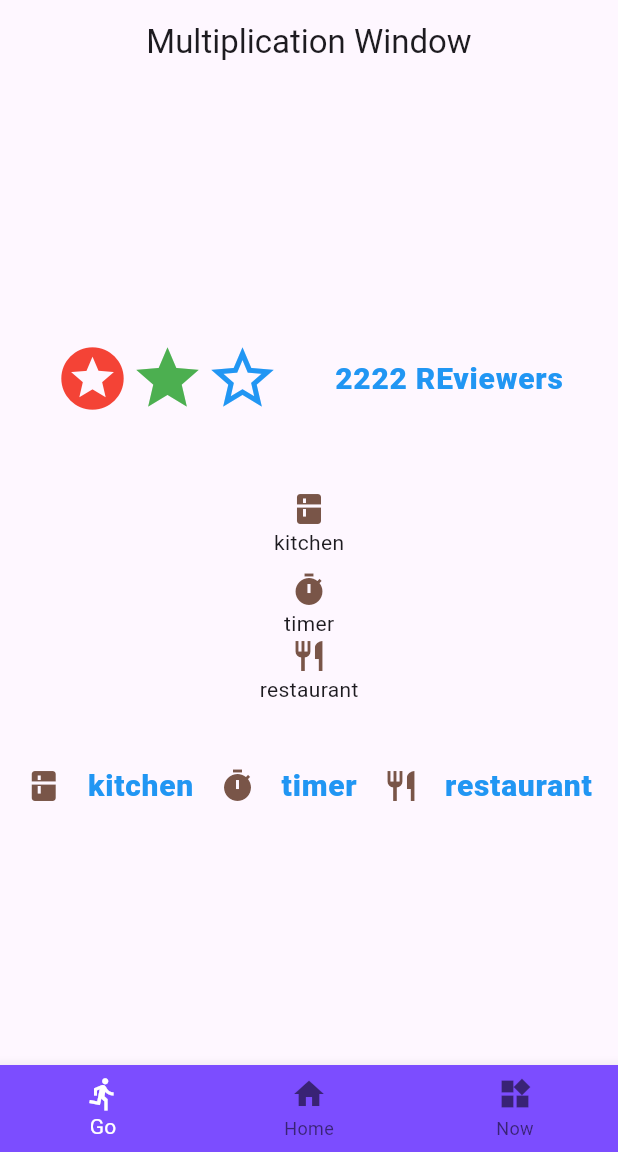
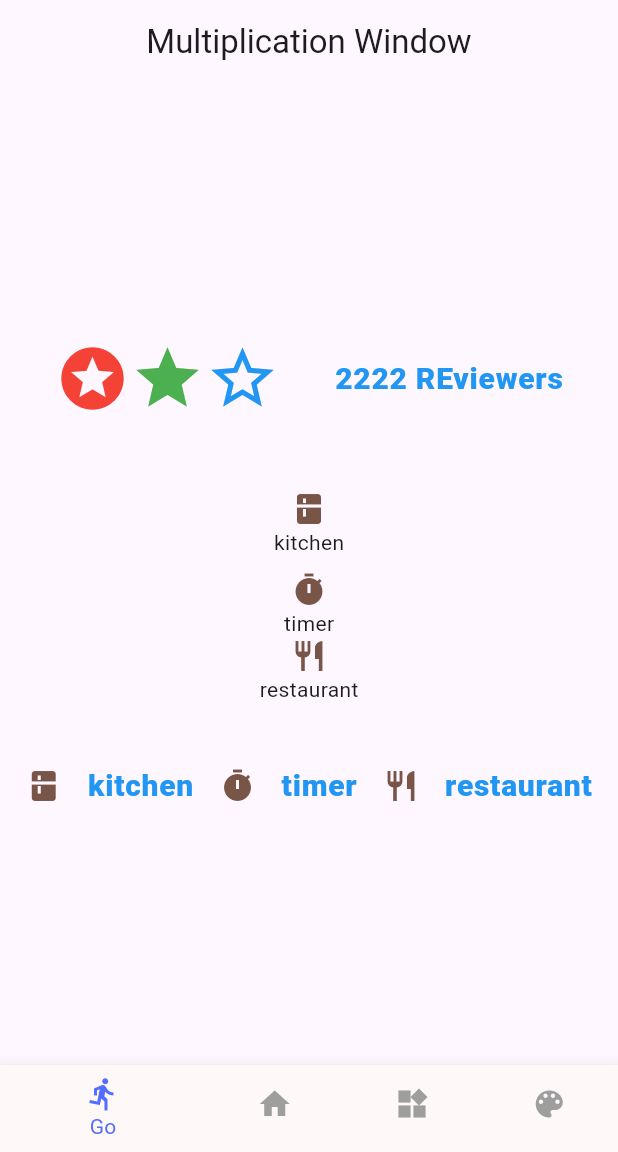
Before and after one commit to tmdgo01/flutter_studyapp, a Flutter app: the MyStatefulWidget screen opened directly, on a phone screen of 412 x 824 dp, the part 84-1236 px from its top. Run offline on Flutter 3.47's test engine with Material 3 defaults, Android fonts, the phone set to English and light mode, and no system bars; Roboto replaces fonts that are missing (RobotoMono).

Commit message:
day10done

```diff
--- a/lib/main.dart
+++ b/lib/day10done.dart
@@ -2,6 +2,7 @@
 import 'package:flutter_testapp/day10main.dart';
 import 'package:flutter_testapp/day9main.dart';
 import 'package:flutter_testapp/day9.dart';
+import 'package:flutter_testapp/day10fcolor.dart';
 
 void main() => runApp(MyApp());
 
@@ -31,15 +32,16 @@
   final PageController _pageController = PageController();
   int _selectedIndex = 0;
 
-  static const TextStyle optionStyle = TextStyle(
-    fontSize: 30,
-    fontWeight: FontWeight.bold,
-  );
+  // static const TextStyle optionStyle = TextStyle(
+  //   fontSize: 30,
+  //   fontWeight: FontWeight.bold,
+  // );
 
   final List<Widget> _widgetOptions = <Widget>[
     day9App(),
     day10App(),
     CounterApp(),
+    ColorGridApp(),
   ];
 
   @override
@@ -62,10 +64,14 @@
                   icon: Icon(Icons.now_widgets),
                   label: 'Now',
                 ),
+                BottomNavigationBarItem(
+                  icon: Icon(Icons.color_lens),
+                  label: 'Colors',
+                ),
               ],
               currentIndex: _selectedIndex,
-              selectedItemColor: Colors.white,
-              backgroundColor: Colors.deepPurpleAccent,
+              selectedItemColor: Colors.indigoAccent,
+              unselectedItemColor: Colors.grey,
               onTap: _onItemTapped,
             ),
           ),
```
Also changed, not shown: lib/day10fcolor.dart (added, +97 -0 lines), lib/day10demo.dart (renamed from lib/day10main.dart), 2 other files.
